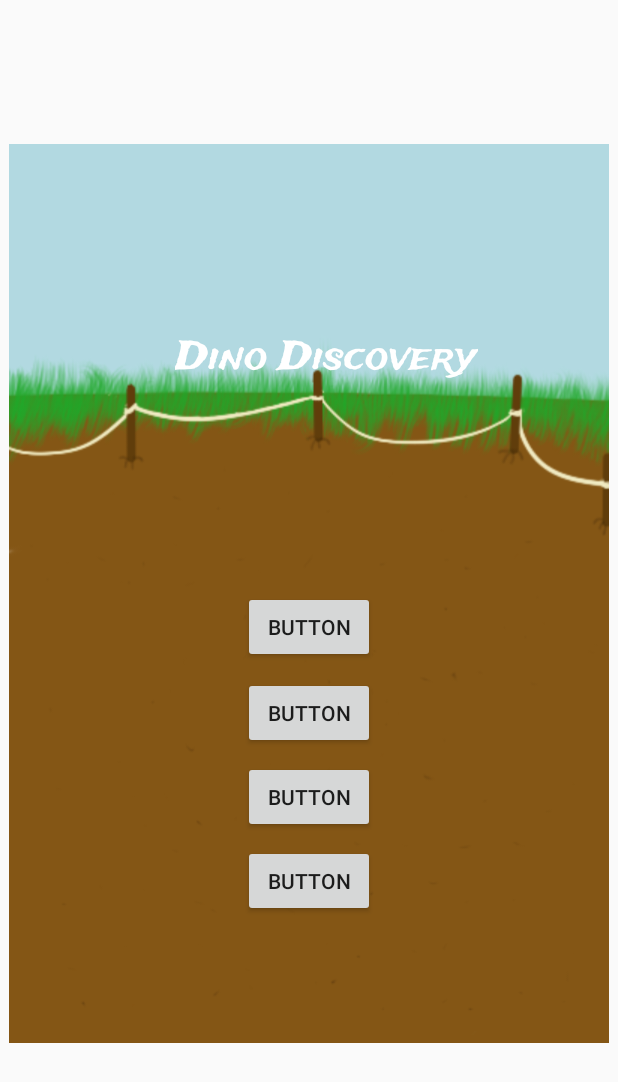
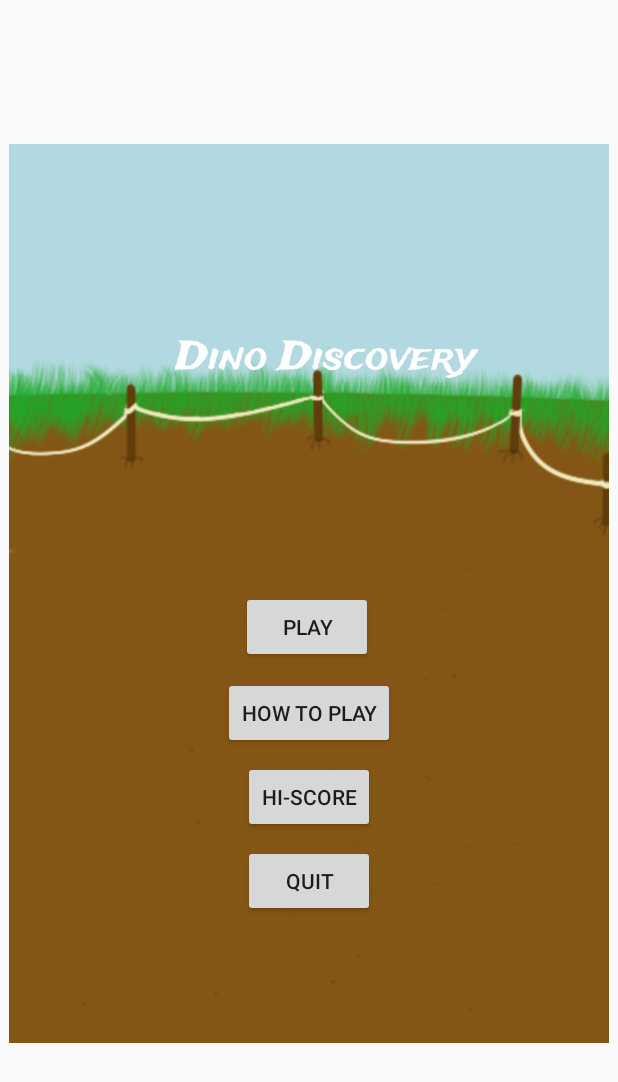
Before and after one commit to Arbszy/DinoDiscovery, an Android app: the screen it shows after launch (MenuActivity), on a phone screen of 412 x 824 dp. Shown: the top 1082 px of the screen. Run offline under Robolectric (Android 15) with nearby library versions, the phone set to English and light mode, and no system bars; Roboto replaces fonts that are not available here.

Commit message:
works in emultor
fixed button text and also it works

```diff
--- a/app/src/main/java/com/arbszy/dinodiscoverybeta/MenuActivity.java
+++ b/app/src/main/java/com/arbszy/dinodiscoverybeta/MenuActivity.java
@@ -9,7 +9,7 @@ import android.widget.GridLayout;
 
 public class MenuActivity extends AppCompatActivity {
 
-    private Button button4x4;
+    private Button buttonPlay;
 
     @Override
     protected void onCreate(Bundle savedInstanceState) {
@@ -17,9 +17,9 @@ public class MenuActivity extends AppCompatActivity {
         setContentView(R.layout.activity_menu);
 
 
-        //button4x4 = (Button) findViewById(R.id.button_4x4_game);
+        buttonPlay = (Button) findViewById(R.id.buttonPlay);
 
-        button4x4.setOnClickListener(new View.OnClickListener() {
+        buttonPlay.setOnClickListener(new View.OnClickListener() {
             @Override
             public void onClick(View v) {
                 Intent intent = new Intent(MenuActivity.this, Game4x4Activity.class);
--- a/app/src/main/res/layout/activity_menu.xml
+++ b/app/src/main/res/layout/activity_menu.xml
@@ -42,12 +42,12 @@
         android:layout_width="wrap_content"
         android:layout_height="wrap_content"
         android:layout_marginBottom="8dp"
-        android:layout_marginEnd="8dp"
+        android:layout_marginEnd="11dp"
         android:layout_marginLeft="8dp"
-        android:layout_marginRight="8dp"
+        android:layout_marginRight="11dp"
         android:layout_marginStart="8dp"
         android:layout_marginTop="8dp"
-        android:text="Button"
+        android:text="PLAY"
         app:layout_constraintBottom_toTopOf="@+id/buttonHowToPlay"
         app:layout_constraintEnd_toEndOf="parent"
         app:layout_constraintStart_toStartOf="parent"
@@ -64,7 +64,7 @@
         android:layout_marginLeft="8dp"
         android:layout_marginRight="8dp"
         android:layout_marginStart="8dp"
-        android:text="Button"
+        android:text="HI-SCORE"
         app:layout_constraintBottom_toTopOf="@+id/buttonQuitGame"
         app:layout_constraintEnd_toEndOf="parent"
         app:layout_constraintStart_toStartOf="parent"
@@ -79,7 +79,7 @@
         android:layout_marginLeft="8dp"
         android:layout_marginRight="8dp"
         android:layout_marginStart="8dp"
-        android:text="Button"
+        android:text="HOW TO PLAY"
         app:layout_constraintBottom_toTopOf="@+id/buttonHiScore"
         app:layout_constraintEnd_toEndOf="parent"
         app:layout_constraintStart_toStartOf="parent"
@@ -94,7 +94,7 @@
         android:layout_marginLeft="8dp"
         android:layout_marginRight="8dp"
         android:layout_marginStart="8dp"
-        android:text="Button"
+        android:text="QUIT"
         app:layout_constraintBottom_toBottomOf="@+id/imageView2"
         app:layout_constraintEnd_toEndOf="parent"
         app:layout_constraintStart_toStartOf="parent"
```
